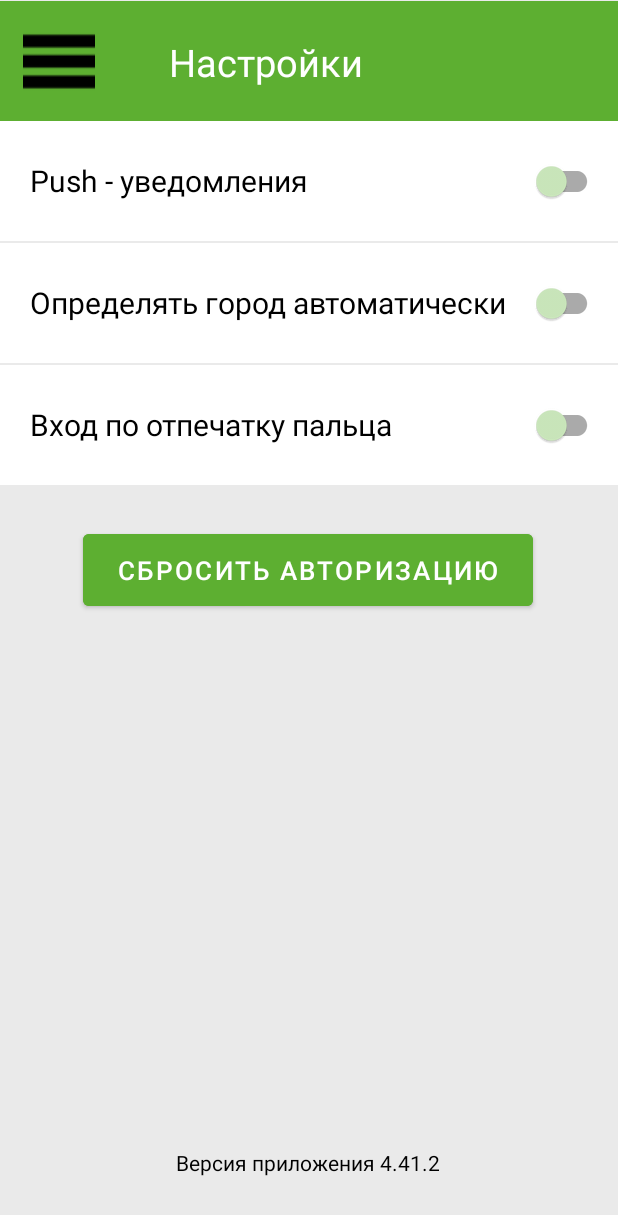
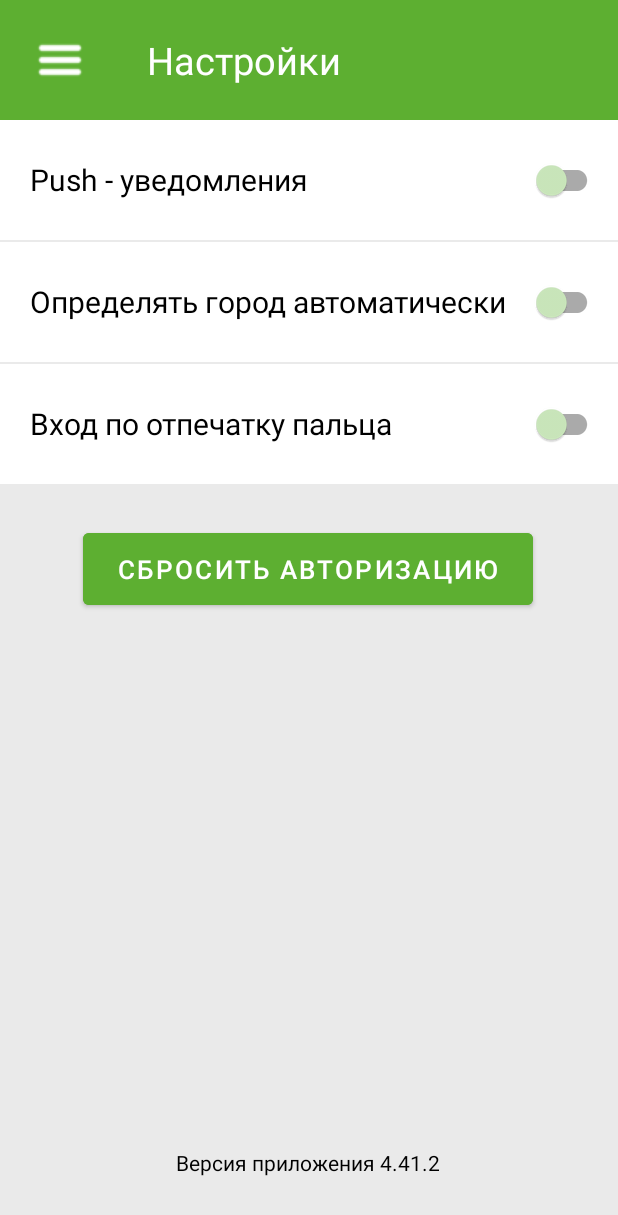
Before and after one commit to debugByPrintln/lab2_mobile_dev, an Android app: the FirstActivity screen opened directly, with no data from a screen before it, on a phone screen of 412 x 824 dp. Shown: the top 1215 px of the screen. Run offline under Robolectric (Android 15) with nearby library versions, the phone set to English and light mode, and no system bars.

Commit message:
Remade some xml layouts.

```diff
--- a/app/src/main/res/layout/activity_first.xml
+++ b/app/src/main/res/layout/activity_first.xml
@@ -7,17 +7,17 @@
     android:background="#EAEAEA"
     tools:context=".FirstActivity">
 
-    <androidx.constraintlayout.widget.ConstraintLayout
+    <Toolbar
+        android:layout_width="match_parent"
+        android:layout_height="80dp"
         android:id="@+id/header"
-        android:layout_width="match_parent"
-        android:layout_height="@dimen/headerDim"
         android:background="@color/first_main_color"
         app:layout_constraintBottom_toBottomOf="parent"
         app:layout_constraintEnd_toEndOf="parent"
         app:layout_constraintHorizontal_bias="0.0"
         app:layout_constraintStart_toStartOf="parent"
         app:layout_constraintTop_toTopOf="parent"
-        app:layout_constraintVertical_bias="0.001">
+        app:layout_constraintVertical_bias="0.0">
 
         <ImageButton
             android:id="@+id/menu_button"
@@ -25,30 +25,23 @@
             android:layout_height="48dp"
             android:background="@color/first_main_color"
             android:contentDescription="@string/menu_button"
-            app:layout_constraintBottom_toBottomOf="parent"
-            app:layout_constraintEnd_toEndOf="parent"
             app:layout_constraintHorizontal_bias="0.043"
-            app:layout_constraintStart_toStartOf="parent"
-            app:layout_constraintTop_toTopOf="parent"
-            app:srcCompat="@drawable/burger_btn"
-            />
+            app:srcCompat="@drawable/burger_menu" />
 
         <TextView
             android:id="@+id/settings"
             android:layout_width="wrap_content"
             android:layout_height="wrap_content"
+            android:gravity="center"
             android:text="@string/settings"
-            app:layout_constraintBottom_toBottomOf="parent"
-            app:layout_constraintEnd_toEndOf="parent"
+            android:textColor="@color/white"
+            android:textSize="25sp"
+            android:layout_marginStart="50dp"
             app:layout_constraintHorizontal_bias="0.225"
             app:layout_constraintStart_toEndOf="@+id/menu_button"
-            app:layout_constraintTop_toTopOf="parent"
-            app:layout_constraintVertical_bias="0.508"
-            android:textSize="25sp"
-            android:textColor="@color/white"
-            android:gravity="center"/>
+            app:layout_constraintVertical_bias="0.508" />
 
-    </androidx.constraintlayout.widget.ConstraintLayout>
+    </Toolbar>
 
     <LinearLayout
         android:id="@+id/settings_menu"
@@ -62,80 +55,59 @@
         app:layout_constraintTop_toBottomOf="@+id/header"
         app:layout_constraintVertical_bias="0">
 
-        <androidx.constraintlayout.widget.ConstraintLayout
-            android:id="@+id/first_settings"
+        <androidx.appcompat.widget.SwitchCompat
+            android:id="@+id/push_notification"
             android:layout_width="match_parent"
             android:layout_height="80dp"
             android:layout_marginBottom="1dp"
-            android:background="@color/white">
-
-            <androidx.appcompat.widget.SwitchCompat
-                android:id="@+id/push_notification"
-                android:layout_width="match_parent"
-                android:layout_height="match_parent"
-                android:layout_marginStart="20dp"
-                android:layout_marginEnd="10dp"
+            android:background="@color/white"
+            android:paddingStart="20dp"
+            android:paddingEnd="10dp"
             android:text="@string/push_notification"
             android:textColor="@color/black"
             android:textSize="20sp"
+            android:theme="@style/FirstSwitch"
             app:layout_constraintBottom_toBottomOf="parent"
             app:layout_constraintEnd_toEndOf="parent"
             app:layout_constraintStart_toStartOf="parent"
             app:layout_constraintTop_toTopOf="parent"
-                tools:ignore="UseSwitchCompatOrMaterialXml"
-                android:theme="@style/FirstSwitch"/>
-        </androidx.constraintlayout.widget.ConstraintLayout>
-
-        <androidx.constraintlayout.widget.ConstraintLayout
-            android:layout_width="match_parent"
-            android:layout_height="80dp"
-            android:id="@+id/second_settings"
-            android:layout_marginBottom="1dp"
-            android:background="@color/white">
-
+            tools:ignore="UseSwitchCompatOrMaterialXml" />
 
         <androidx.appcompat.widget.SwitchCompat
             android:id="@+id/track_city"
             android:layout_width="match_parent"
-                android:layout_height="match_parent"
+            android:layout_height="80dp"
+            android:layout_marginBottom="1dp"
+            android:background="@color/white"
+            android:paddingStart="20dp"
+            android:paddingEnd="10dp"
             android:text="@string/track_city"
+            android:textColor="@color/black"
             android:textSize="20sp"
-                android:textColor="@color/black"
+            android:theme="@style/FirstSwitch"
             app:layout_constraintBottom_toBottomOf="parent"
             app:layout_constraintEnd_toEndOf="parent"
             app:layout_constraintStart_toStartOf="parent"
             app:layout_constraintTop_toTopOf="parent"
-                android:layout_marginStart="20dp"
-                android:layout_marginEnd="10dp"
-                tools:ignore="UseSwitchCompatOrMaterialXml"
-                android:theme="@style/FirstSwitch"/>
-
-        </androidx.constraintlayout.widget.ConstraintLayout>
-
-        <androidx.constraintlayout.widget.ConstraintLayout
-            android:layout_width="match_parent"
-            android:layout_height="80dp"
-            android:id="@+id/third_settings"
-            android:layout_marginBottom="1dp"
-            android:background="@color/white">
+            tools:ignore="UseSwitchCompatOrMaterialXml" />
 
         <androidx.appcompat.widget.SwitchCompat
             android:id="@+id/finger_print"
             android:layout_width="match_parent"
-                android:layout_height="match_parent"
+            android:layout_height="80dp"
+            android:layout_marginBottom="1dp"
+            android:background="@color/white"
+            android:paddingStart="20dp"
+            android:paddingEnd="10dp"
             android:text="@string/finger_print"
+            android:textColor="@color/black"
             android:textSize="20sp"
-                android:textColor="@color/black"
+            android:theme="@style/FirstSwitch"
             app:layout_constraintBottom_toBottomOf="parent"
             app:layout_constraintEnd_toEndOf="parent"
             app:layout_constraintStart_toStartOf="parent"
             app:layout_constraintTop_toTopOf="parent"
-                android:layout_marginStart="20dp"
-                android:layout_marginEnd="10dp"
-                tools:ignore="UseSwitchCompatOrMaterialXml"
-                android:theme="@style/FirstSwitch"/>
-
-        </androidx.constraintlayout.widget.ConstraintLayout>
+            tools:ignore="UseSwitchCompatOrMaterialXml" />
 
     </LinearLayout>
 
@@ -159,12 +131,12 @@
         android:layout_width="wrap_content"
         android:layout_height="wrap_content"
         android:text="@string/app_version"
+        android:textColor="@color/black"
         app:layout_constraintBottom_toBottomOf="parent"
         app:layout_constraintEnd_toEndOf="parent"
         app:layout_constraintHorizontal_bias="0.498"
         app:layout_constraintStart_toStartOf="parent"
         app:layout_constraintTop_toBottomOf="@+id/drop_authorization"
-        app:layout_constraintVertical_bias="0.900"
-        android:textColor="@color/black"/>
+        app:layout_constraintVertical_bias="0.900" />
 
 </androidx.constraintlayout.widget.ConstraintLayout>
--- a/app/src/main/res/values/strings.xml
+++ b/app/src/main/res/values/strings.xml
@@ -21,7 +21,7 @@
     <string name="main_title">Отправляйте и получайте сообщения</string>
     <string name="main_text">Личные сообщения - это приватная переписка в Твиттере. В них можно делиться в твитами, медиафайлами и другим контентом.</string>
     <string name="second_button_text">Написать сообщение</string>
-    <string name="third_header_text">войти или зарегестрироваться</string>
+    <string name="third_header_text">войти или\nзарегистрироваться</string>
     <string name="third_text">Мы отправим на номер SMS-сообщение с кодом подтверждения</string>
     <string name="third_hint">+7 (___) ___-__-__</string>
     <string name="third_button_text">Получить код</string>
```
Also changed, not shown: app/src/main/res/drawable/second_button_shape.xml (deleted, +0 -12 lines), app/src/main/res/layout/activity_fourth.xml (+42 -29 lines), app/src/main/res/layout/activity_main.xml (+17 -17 lines), app/src/main/res/layout/activity_second.xml (+35 -22 lines), app/src/main/res/layout/activity_third.xml (+8 -7 lines), app/src/main/res/drawable-v24/burger_menu.png (added), app/src/main/res/drawable-v24/mail_button.png (added), app/src/main/res/drawable-v24/menu32.png (added), app/src/main/res/drawable-v24/settings.png (added), app/src/main/res/drawable-v24/settings32.png (added), app/src/main/res/drawable/burger_btn.png (deleted), app/src/main/res/drawable/settings.png (deleted). Lines whose indentation alone changed are shown as unchanged.
